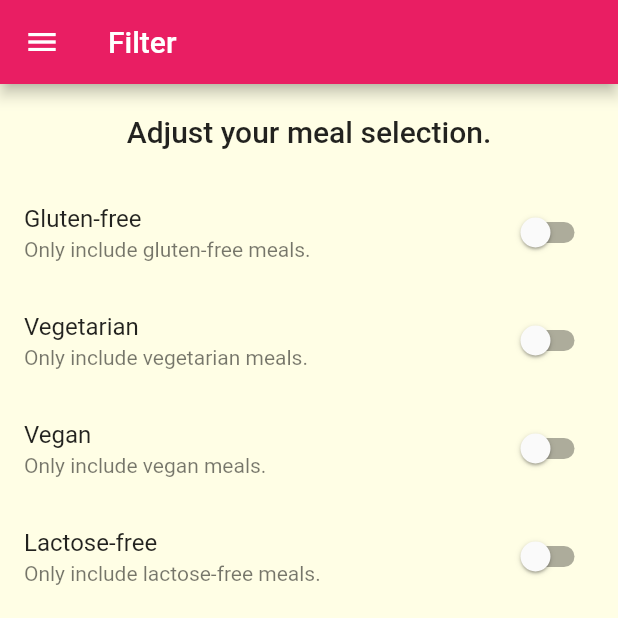
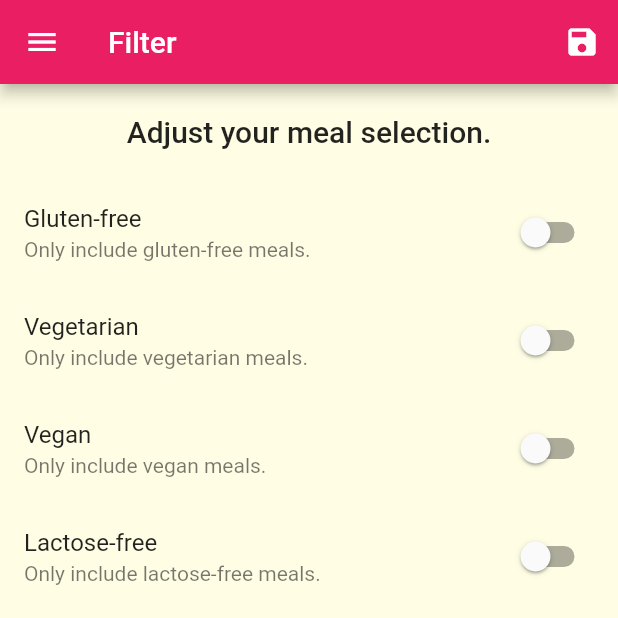
Before and after one commit to khramovw-develop/deli-meals, a Flutter app: the FilterScreen screen opened by its route, on a phone screen of 412 x 824 dp, the top half of it. Run offline on Flutter 3.47's test engine with Material 2 defaults, Android fonts, the phone set to English and light mode, and no system bars; Roboto replaces fonts that are missing (Railway).

Commit message:
180 Adding Filtering Logic

```diff
--- a/deli_meals/lib/pages/filter/filter.screen.dart
+++ b/deli_meals/lib/pages/filter/filter.screen.dart
@@ -4,22 +4,50 @@ import 'package:flutter/material.dart';
 
 class FilterScreen extends StatefulWidget {
   static const routName = '/filter';
-  const FilterScreen({Key? key}) : super(key: key);
+
+  final Map<String, bool> currentFilters;
+  final Function saveFilters;
+
+  const FilterScreen(this.currentFilters, this.saveFilters);
 
   @override
   State<FilterScreen> createState() => _FilterScreenState();
 }
 
 class _FilterScreenState extends State<FilterScreen> {
-  bool _glutenFree = false;
-  bool _vegetarian = false;
-  bool _vegan = false;
-  bool _lactoseFree = false;
+  late bool _glutenFree = false;
+  late bool _vegetarian = false;
+  late bool _vegan = false;
+  late bool _lactoseFree = false;
+
+  @override
+  void initState() {
+    _glutenFree = widget.currentFilters['gluten'] as bool;
+    _vegetarian = widget.currentFilters['vegetarian'] as bool;
+    _vegan = widget.currentFilters['vegan'] as bool;
+    _lactoseFree = widget.currentFilters['lactose'] as bool;
+    super.initState();
+  }
 
   @override
   Widget build(BuildContext context) {
     return Scaffold(
-      appBar: AppBar(title: const Text('Filter')),
+      appBar: AppBar(
+        title: const Text('Filter'),
+        actions: <Widget>[
+          IconButton(
+            icon: const Icon(Icons.save),
+            onPressed: () {
+              widget.saveFilters({
+                'gluten': _glutenFree,
+                'lactose': _lactoseFree,
+                'vegan': _vegan,
+                'vegetarian': _vegetarian,
+              });
+            },
+          ),
+        ],
+      ),
       drawer: const MainDrawerWidget(),
       body: Column(
         children: [
--- a/deli_meals/lib/pages/meals/meals.screen.dart
+++ b/deli_meals/lib/pages/meals/meals.screen.dart
@@ -1,11 +1,11 @@
 import 'package:deli_meals/pages/meals/meal_item.widget.dart';
 import 'package:flutter/material.dart';
-import 'meals.data.dart';
 import 'meals.model.dart';
 
 class MealsScreen extends StatefulWidget {
   static const routName = '/meals';
-  const MealsScreen({Key? key}) : super(key: key);
+  final List<Meal> availableMeals;
+  const MealsScreen(this.availableMeals);
 
   @override
   State<MealsScreen> createState() => _MealsScreenState();
@@ -30,7 +30,7 @@ class _MealsScreenState extends State<MealsScreen> {
       _categoryTitle = routesArgs['title'];
       _categoryColor = routesArgs['color'];
       final categoryId = routesArgs['id'];
-      displayedMeals = DUMMY_MEALS.where((Meal meal) => meal.categories.contains(categoryId)).toList();
+      displayedMeals = widget.availableMeals.where((Meal meal) => meal.categories.contains(categoryId)).toList();
       _loadedInitData = true;
     }
     super.didChangeDependencies();
```
Also changed, not shown: deli_meals/lib/main.dart (+14 -3 lines).
